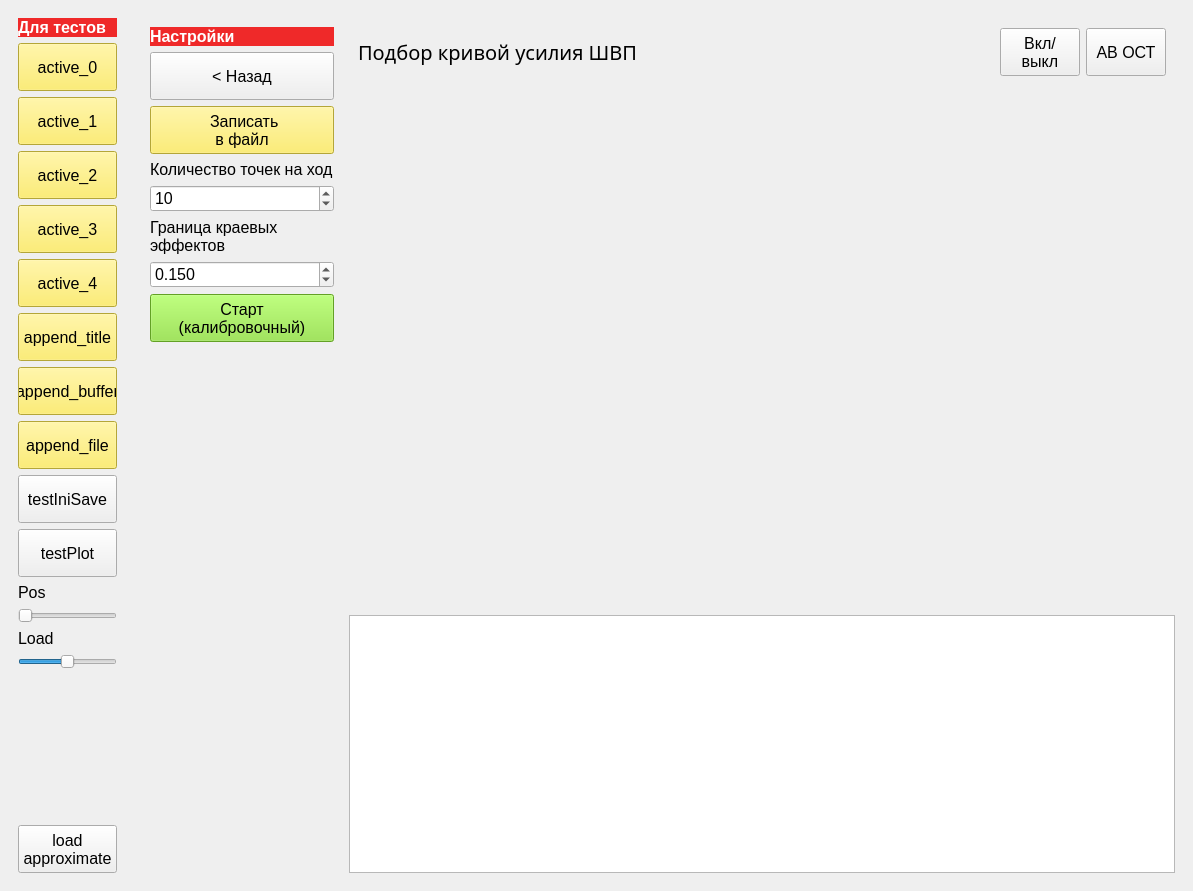
Before: the Qt Designer form BallScrewVCP4.ui in Ornstein89/BallScrewControl_QtVCP, drawn with Qt 5.
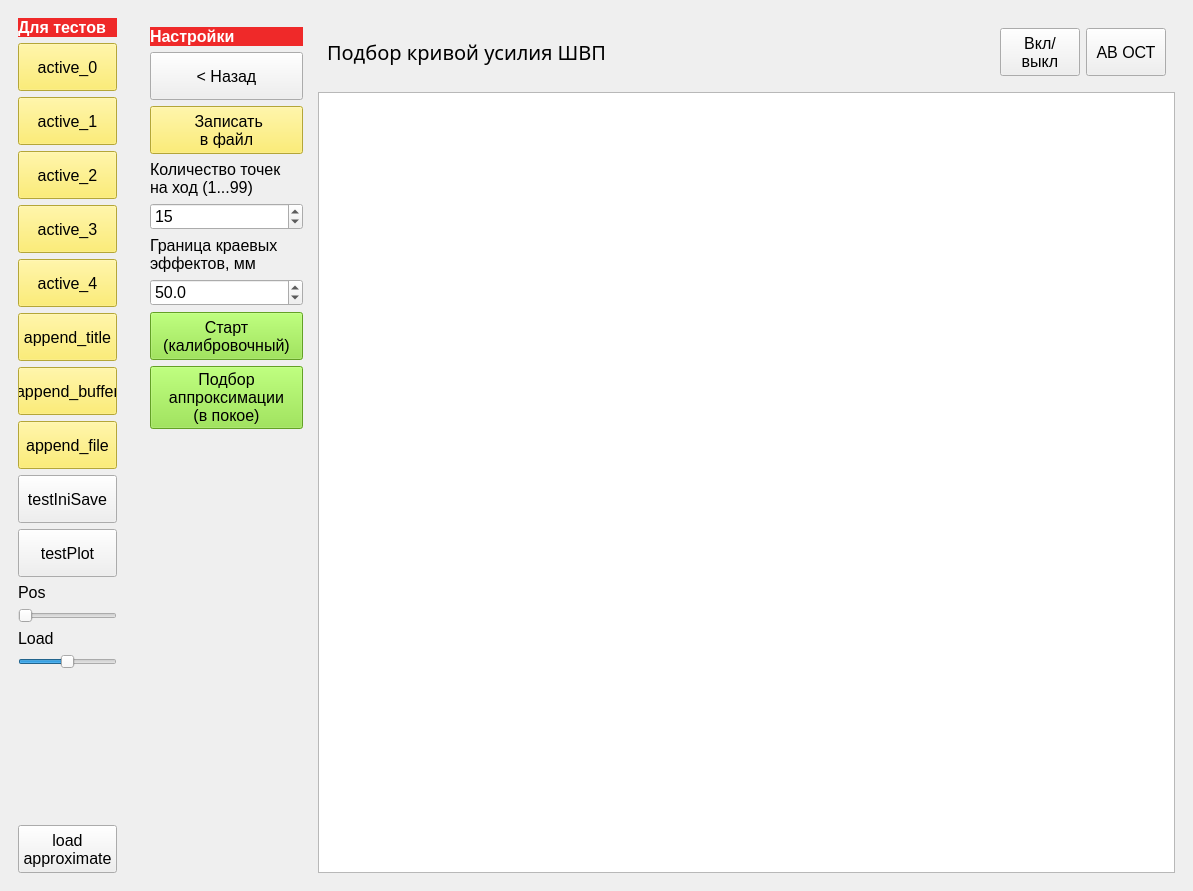
After: the same form once the commit is applied. Icons and pictures are not drawn. Custom widgets are drawn as their Qt base class.

Patch:
```diff
--- a/BallScrewVCP4.ui
+++ b/BallScrewVCP4.ui
@@ -392,8 +392,8 @@
             <rect>
              <x>0</x>
              <y>0</y>
-             <width>241</width>
-             <height>254</height>
+             <width>604</width>
+             <height>625</height>
             </rect>
            </property>
            <attribute name="label">
@@ -570,8 +570,8 @@
             <rect>
              <x>0</x>
              <y>0</y>
-             <width>108</width>
-             <height>124</height>
+             <width>604</width>
+             <height>625</height>
             </rect>
            </property>
            <attribute name="label">
@@ -637,8 +637,8 @@
             <rect>
              <x>0</x>
              <y>0</y>
-             <width>318</width>
-             <height>266</height>
+             <width>604</width>
+             <height>625</height>
             </rect>
            </property>
            <attribute name="label">
@@ -1221,17 +1221,7 @@
        </layout>
       </widget>
       <widget class="QWidget" name="page_5">
-       <layout class="QGridLayout" name="gridLayout_26" rowstretch="0,2,1" columnstretch="1,10" rowminimumheight="0,0,0">
-        <item row="1" column="1">
-         <widget class="PlotWidget" name="pltPID_2" native="true">
-          <property name="sizePolicy">
-           <sizepolicy hsizetype="Expanding" vsizetype="Expanding">
-            <horstretch>0</horstretch>
-            <verstretch>0</verstretch>
-           </sizepolicy>
-          </property>
-         </widget>
-        </item>
+       <layout class="QGridLayout" name="gridLayout_26" rowstretch="0,0" columnstretch="1,5">
         <item row="0" column="1">
          <widget class="QWidget" name="wgtHeader_3" native="true">
           <property name="styleSheet">
@@ -1323,10 +1313,10 @@
           </layout>
          </widget>
         </item>
-        <item row="2" column="1">
+        <item row="1" column="1">
          <widget class="QPlainTextEdit" name="plainTextEdit"/>
         </item>
-        <item row="0" column="0" rowspan="3">
+        <item row="0" column="0" rowspan="2">
          <widget class="QWidget" name="wgtTestPanel_3" native="true">
           <property name="styleSheet">
            <string notr="true">#widget {
@@ -1338,14 +1328,7 @@
             <widget class="QLabel" name="label_11">
              <property name="text">
               <string>Граница краевых
-эффектов</string>
-             </property>
-            </widget>
-           </item>
-           <item row="3" column="0">
-            <widget class="QLabel" name="label_10">
-             <property name="text">
-              <string>Количество точек на ход</string>
+эффектов, мм</string>
              </property>
             </widget>
            </item>
@@ -1369,22 +1352,15 @@
               <number>1</number>
              </property>
              <property name="value">
-              <number>10</number>
+              <number>15</number>
              </property>
             </widget>
            </item>
-           <item row="0" column="0">
-            <widget class="QLabel" name="label_8">
-             <property name="styleSheet">
-              <string notr="true">color: rgb(255, 255, 255);
-background-color: rgb(239, 41, 41);
-font: bold</string>
-             </property>
+           <item row="3" column="0">
+            <widget class="QLabel" name="label_10">
              <property name="text">
-              <string>Настройки</string>
-             </property>
-             <property name="margin">
-              <number>5</number>
+              <string>Количество точек
+на ход (1...99) </string>
              </property>
             </widget>
            </item>
@@ -1399,36 +1375,66 @@
              </property>
             </widget>
            </item>
+           <item row="1" column="0">
+            <widget class="QPushButton" name="btnBack">
+             <property name="text">
+              <string>&lt; Назад</string>
+             </property>
+            </widget>
+           </item>
+           <item row="9" column="0">
+            <spacer name="verticalSpacer_5">
+             <property name="orientation">
+              <enum>Qt::Vertical</enum>
+             </property>
+             <property name="sizeHint" stdset="0">
+              <size>
+               <width>20</width>
+               <height>40</height>
+              </size>
+             </property>
+            </spacer>
+           </item>
+           <item row="0" column="0">
+            <widget class="QLabel" name="label_8">
+             <property name="styleSheet">
+              <string notr="true">color: rgb(255, 255, 255);
+background-color: rgb(239, 41, 41);
+font: bold</string>
+             </property>
+             <property name="text">
+              <string>Настройки</string>
+             </property>
+             <property name="margin">
+              <number>5</number>
+             </property>
+            </widget>
+           </item>
            <item row="6" column="0">
-            <widget class="QDoubleSpinBox" name="spnNofPoints_2">
+            <widget class="QDoubleSpinBox" name="spnTerminalEffects">
              <property name="decimals">
-              <number>3</number>
+              <number>1</number>
              </property>
              <property name="maximum">
-              <double>0.500000000000000</double>
+              <double>1000.000000000000000</double>
              </property>
              <property name="value">
-              <double>0.150000000000000</double>
+              <double>50.000000000000000</double>
              </property>
             </widget>
            </item>
            <item row="8" column="0">
-            <spacer name="verticalSpacer_5">
-             <property name="orientation">
-              <enum>Qt::Vertical</enum>
+            <widget class="PushButton" name="btnGetApprox">
+             <property name="styleSheet">
+              <string notr="true">background-color: rgb(138, 226, 52);</string>
              </property>
-             <property name="sizeHint" stdset="0">
-              <size>
-               <width>20</width>
-               <height>40</height>
-              </size>
-             </property>
-            </spacer>
-           </item>
-           <item row="1" column="0">
-            <widget class="QPushButton" name="btnBack">
              <property name="text">
-              <string>&lt; Назад</string>
+              <string>Подбор
+аппроксимации
+(в покое)</string>
+             </property>
+             <property name="checkable">
+              <bool>false</bool>
              </property>
             </widget>
            </item>
```
Left out of the diff: 63 changed lines with no effect on the pictures.
